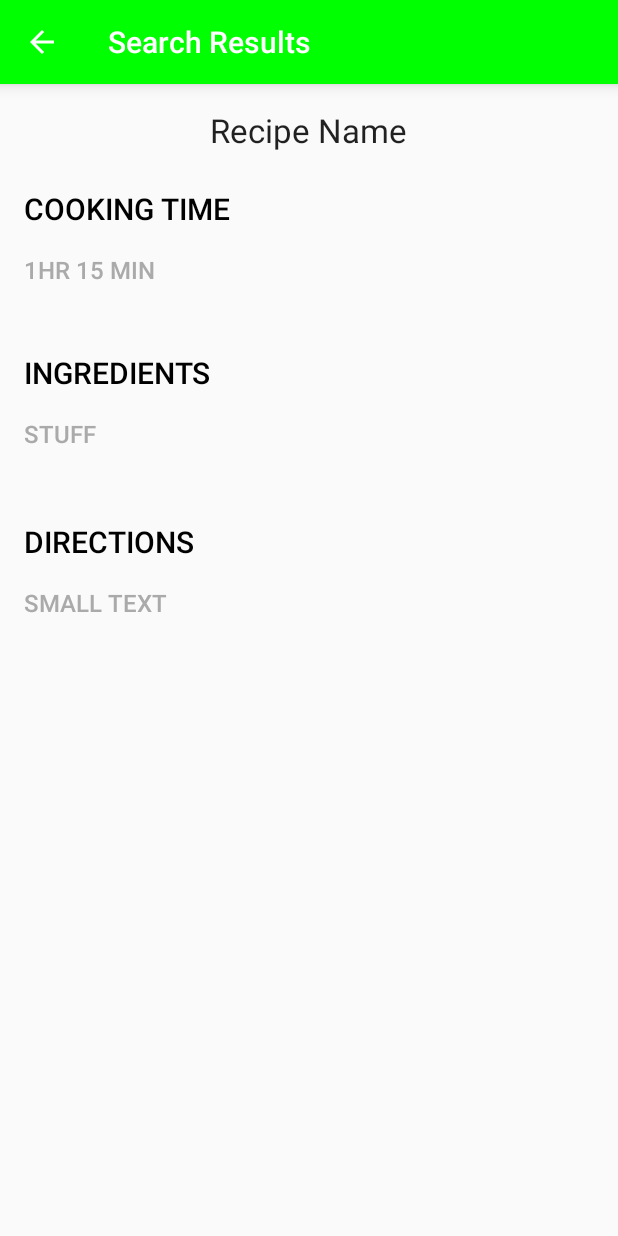
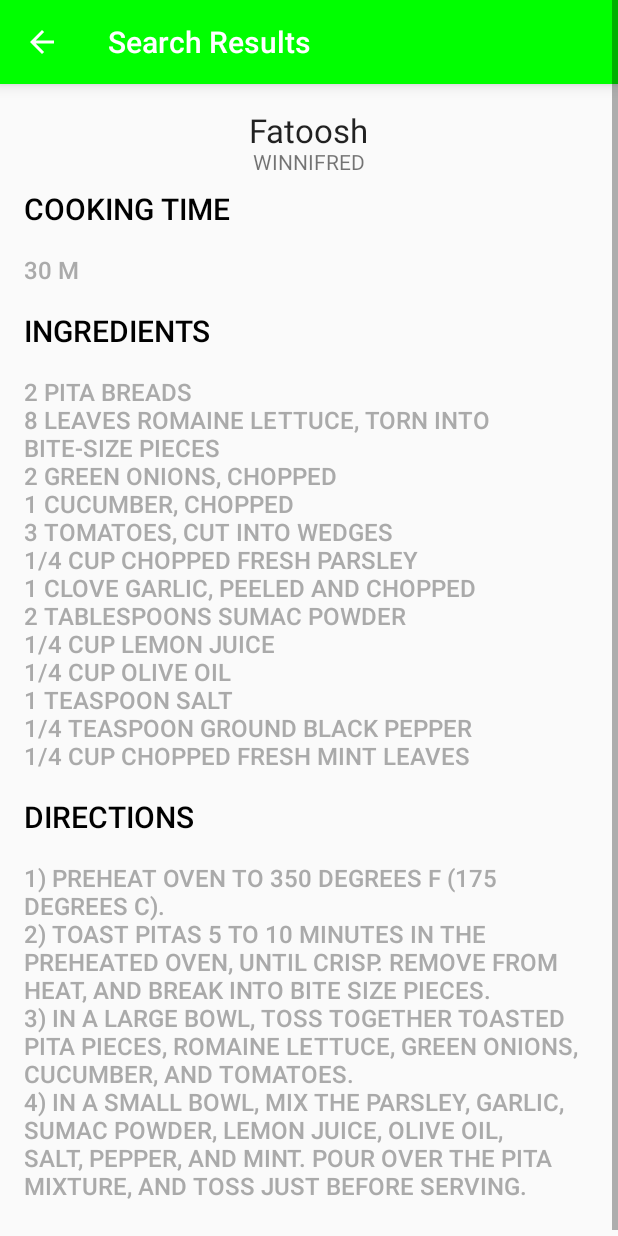
Before and after one commit to joycetsui/SousChef, an Android app: the SearchResults screen opened directly, with no data from a screen before it, after a tap on an icon or button, on a phone screen of 412 x 824 dp. Run offline under Robolectric (Android 15) with nearby library versions, the phone set to English and light mode, and no system bars.

Commit message:
Created recipe object and recipe display

```diff
--- a/app/build.gradle
+++ b/app/build.gradle
@@ -25,4 +25,5 @@ dependencies {
     compile 'com.android.support:appcompat-v7:23.2.1'
     compile 'com.android.support:design:23.2.1'
     compile 'com.google.android.gms:play-services-appindexing:8.1.0'
+    compile 'com.google.code.gson:gson:2.2.4'
 }
--- a/app/src/main/java/com/workingtitle/makeit/DisplayRecipe.java
+++ b/app/src/main/java/com/workingtitle/makeit/DisplayRecipe.java
@@ -5,6 +5,9 @@ import android.support.v7.app.AppCompatActivity;
 import android.support.v7.widget.Toolbar;
 import android.view.View;
 import android.widget.TextView;
+
+import java.lang.reflect.Array;
+import java.util.ArrayList;
 
 /**
  * Created by Joyce on 6/17/2016.
@@ -37,6 +40,29 @@ public class DisplayRecipe extends AppCompatActivity{
                 onBackPressed();
             }
         });
+
+        //Create Recipe
+        /************************************************Hard Coded******************************************************/
+        Recipe recipe = new Recipe();
+        recipe.setTitle("Fatoosh");
+        recipe.setCookTime("30 m");
+        recipe.setAuthor("WINNIFRED");
+        recipe.setIngredients("2 pita breads\n8 leaves romaine lettuce, torn into bite-size pieces\n" +
+                "2 green onions, chopped\n1 cucumber, chopped\n3 tomatoes, cut into wedges\n1/4 cup chopped fresh " +
+                "parsley\n1 clove garlic, peeled and chopped\n2 tablespoons sumac powder\n1/4 cup lemon juice\n1/4 cup " +
+                "olive oil\n1 teaspoon salt\n1/4 teaspoon ground black pepper\n1/4 cup chopped fresh mint leaves");
+        recipe.setDirections("1) Preheat oven to 350 degrees F (175 degrees C).\n2) Toast pitas 5 to 10 minutes in " +
+                "the preheated oven, until crisp. Remove from heat, and break into bite size pieces.\n3) In a large bowl, " +
+                "toss together toasted pita pieces, romaine lettuce, green onions, cucumber, and tomatoes.\n4) In a small bowl, " +
+                "mix the parsley, garlic, sumac powder, lemon juice, olive oil, salt, pepper, and mint. Pour over the pita mixture, " +
+                "and toss just before serving.\n");
+        /****************************************************************************************************************************/
+
+        setRecipeElements(recipe.title, R.id.recipeName);
+        setRecipeElements(recipe.cookTime, R.id.cookingTime);
+        setRecipeElements(recipe.ingredients, R.id.ingredientsList);
+        setRecipeElements(recipe.directions, R.id.directions);
+        setRecipeElements(recipe.author, R.id.authorName);
     }
 
 
--- /dev/null
+++ b/app/src/main/java/com/workingtitle/makeit/Recipe.java
@@ -0,0 +1,115 @@
+package com.workingtitle.makeit;
+
+import com.google.gson.annotations.SerializedName;
+
+import java.io.Serializable;
+
+/**
+ * Created by Joyce on 6/17/2016.
+ */
+public class Recipe implements Serializable {
+    String id;
+    @SerializedName("recipe_id")
+    String recipeId;
+    String title;
+    String author;
+    float rating;
+    @SerializedName("rating_scale")
+    String ratingScale;
+    @SerializedName("review_count")
+    String reviewCount;
+    @SerializedName("cook_time")
+    String cookTime;
+    @SerializedName("serving_size")
+    String servingSize;
+    String directions;
+    String ingredients;
+
+    public String getId() {
+        return id;
+    }
+
+    public String getRecipeId() {
+        return recipeId;
+    }
+
+    public String getTitle() {
+        return title;
+    }
+
+    public String getAuthor() {
+        return author;
+    }
+
+    public float getRating() {
+        return rating;
+    }
+
+    public String getRatingScale() {
+        return ratingScale;
+    }
+
+    public String getReviewCount() {
+        return reviewCount;
+    }
+
+    public String getCookTime() {
+        return cookTime;
+    }
+
+    public String getServingSize() {
+        return servingSize;
+    }
+
+    public String getDirections() {
+        return directions;
+    }
+
+    public String getIngredients() {
+        return ingredients;
+    }
+
+    public void setId(String id) {
+        this.id = id;
+    }
+
+    public void setRecipeId(String recipeId) {
+        this.recipeId = recipeId;
+    }
+
+    public void setTitle(String title) {
+        this.title = title;
+    }
+
+    public void setAuthor(String author) {
+        this.author = author;
+    }
+
+    public void setRating(float rating) {
+        this.rating = rating;
+    }
+
+    public void setRatingScale(String ratingScale) {
+        this.ratingScale = ratingScale;
+    }
+
+    public void setReviewCount(String reviewCount) {
+        this.reviewCount = reviewCount;
+    }
+
+    public void setCookTime(String cookTime) {
+        this.cookTime = cookTime;
+    }
+
+    public void setServingSize(String servingSize) {
+        this.servingSize = servingSize;
+    }
+
+    public void setDirections(String directions) {
+        this.directions = directions;
+    }
+
+    public void setIngredients(String ingredients) {
+        this.ingredients = ingredients;
+    }
+}
--- a/app/src/main/java/com/workingtitle/makeit/RecipeListAdapter.java
+++ b/app/src/main/java/com/workingtitle/makeit/RecipeListAdapter.java
@@ -12,15 +12,18 @@ import android.widget.RatingBar;
 import android.widget.TextView;
 import android.widget.Toast;
 
+import java.lang.reflect.Array;
+import java.util.ArrayList;
+
 /**
  * Created by Maricarla on 2016-06-20.
  */
 public class RecipeListAdapter extends ArrayAdapter<String> {
     private final Context context;
-    private final TempRecipe[] recipes;
-    private final String[] values;
+    private final ArrayList<Recipe> recipes;
+    private final ArrayList<String> values;
 
-    public RecipeListAdapter(Context context, TempRecipe[] recipes, String[] values) {
+    public RecipeListAdapter(Context context, ArrayList <Recipe> recipes, ArrayList<String> values) {
         super(context, -1, values);
         this.context = context;
         this.recipes = recipes;
@@ -50,8 +53,8 @@ public class RecipeListAdapter extends ArrayAdapter<String> {
 //
 //        });
 
-        titleTextView.setText(recipes[position].title);
-        ratingbar.setRating(recipes[position].rating);
+        titleTextView.setText(recipes.get(position).title);
+        ratingbar.setRating(recipes.get(position).rating);
 
         Bitmap image;
 
--- a/app/src/main/java/com/workingtitle/makeit/SearchResults.java
+++ b/app/src/main/java/com/workingtitle/makeit/SearchResults.java
@@ -51,7 +51,7 @@ public class SearchResults extends AppCompatActivity {
 
         final ListView listView = (ListView) findViewById(R.id.list);
 
-        TempRecipe recipe = new TempRecipe(1, "title", "author", 1.0f, 5, 200, 30, 2, "Directions", "Ingredients");
+        /*TempRecipe recipe = new TempRecipe(1, "title", "author", 1.0f, 5, 200, 30, 2, "Directions", "Ingredients");
 
         TempRecipe[] recipeList = new TempRecipe[]{
                 recipe, recipe, recipe, recipe, recipe, recipe, recipe, recipe, recipe
@@ -64,7 +64,25 @@ public class SearchResults extends AppCompatActivity {
 
         String[] values = new String[]{
                 recipe.title, recipe.title, recipe.title, recipe.title, recipe.title, recipe.title, recipe.title, recipe.title, recipe.title
-        };
+        };*/
+
+        /******************************** Hard Coded Recipe ************************************/
+        ArrayList<Recipe> recipeList= new ArrayList<Recipe>();
+
+        for (int i = 0; i < 10; i++){
+            Recipe recipe = new Recipe();
+            recipe.setAuthor("Author");
+            recipe.setTitle("Recipe " + i);
+            recipe.setRating(1);
+            recipeList.add(recipe);
+        }
+        /**************************************************************************************/
+
+        //Get values
+        ArrayList<String> values = new ArrayList<String>();
+        for (int i = 0; i < recipeList.size(); i++){
+            values.add(recipeList.get(i).title);
+        }
 
         /** Defining the ArrayAdapter to set items to ListView */
         adapter = new RecipeListAdapter(this, recipeList, values);
--- a/app/src/main/java/com/workingtitle/makeit/TempRecipe.java
+++ b/app/src/main/java/com/workingtitle/makeit/TempRecipe.java
@@ -1,8 +1,7 @@
-package com.workingtitle.makeit;
+/*package com.workingtitle.makeit;
 
 /**
  * Created by Maricarla on 2016-06-20.
- */
 public class TempRecipe {
     int id;
     String title;
@@ -28,3 +27,4 @@ public class TempRecipe {
         this.ingredients = ingredients;
     }
 }
+*/
--- a/app/src/main/res/layout/activity_display_recipe.xml
+++ b/app/src/main/res/layout/activity_display_recipe.xml
@@ -1,4 +1,9 @@
 <?xml version="1.0" encoding="utf-8"?>
+
+<ScrollView xmlns:android="http://schemas.android.com/apk/res/android"
+    android:layout_width="fill_parent"
+    android:layout_height="fill_parent">
+
 <RelativeLayout
     xmlns:android="http://schemas.android.com/apk/res/android"
     xmlns:app="http://schemas.android.com/apk/res-auto"
@@ -38,10 +43,10 @@
         android:textAppearance="?android:attr/textAppearanceLarge"
         android:text="Cooking Time"
         android:id="@+id/cookTimeLabel"
+        style="@style/RegularTextStyle"
         android:layout_below="@+id/recipeName"
-        android:layout_alignLeft="@+id/cookingTime"
-        android:layout_alignStart="@+id/cookingTime"
-        style="@style/RegularTextStyle"/>
+        android:layout_alignParentLeft="true"
+        android:layout_alignParentStart="true" />
 
     <TextView
         android:layout_width="wrap_content"
@@ -49,8 +54,10 @@
         android:textAppearance="?android:attr/textAppearanceMedium"
         android:text="1hr 15 min"
         android:id="@+id/cookingTime"
+        style="@style/SubtitleTextStyle"
         android:layout_below="@+id/cookTimeLabel"
-        style="@style/SubtitleTextStyle"/>
+        android:layout_alignParentLeft="true"
+        android:layout_alignParentStart="true" />
 
     <TextView
         android:layout_width="wrap_content"
@@ -58,23 +65,21 @@
         android:textAppearance="?android:attr/textAppearanceLarge"
         android:text="Ingredients"
         android:id="@+id/ingredientsLabel"
+        style="@style/RegularTextStyle"
         android:layout_below="@+id/cookingTime"
-        android:layout_alignLeft="@+id/cookingTime"
-        android:layout_alignStart="@+id/cookingTime"
-        android:layout_marginTop="28dp"
-        style="@style/RegularTextStyle"/>
+        android:layout_alignParentLeft="true" />
 
     <TextView
         android:layout_width="wrap_content"
         android:layout_height="wrap_content"
         android:text="stuff "
-        android:id="@+id/textView"
+        android:id="@+id/ingredientsList"
         android:layout_below="@+id/ingredientsLabel"
         android:layout_alignLeft="@+id/ingredientsLabel"
         android:layout_alignStart="@+id/ingredientsLabel"
-        android:layout_toLeftOf="@+id/recipeName"
-        android:layout_toStartOf="@+id/recipeName"
-        style="@style/SubtitleTextStyle"/>
+        style="@style/SubtitleTextStyle"
+        android:layout_alignParentRight="true"
+        android:layout_alignParentEnd="true" />
 
     <TextView
         android:layout_width="wrap_content"
@@ -82,11 +87,10 @@
         android:textAppearance="?android:attr/textAppearanceLarge"
         android:text="Directions"
         android:id="@+id/directionsLabel"
-        android:layout_marginTop="31dp"
-        android:layout_below="@+id/textView"
-        android:layout_alignLeft="@+id/textView"
-        android:layout_alignStart="@+id/textView"
-        style="@style/RegularTextStyle"/>
+        style="@style/RegularTextStyle"
+        android:layout_below="@+id/ingredientsList"
+        android:layout_alignParentLeft="true"
+        android:layout_alignParentStart="true" />
 
     <TextView
         android:layout_width="wrap_content"
@@ -94,9 +98,21 @@
         android:textAppearance="?android:attr/textAppearanceSmall"
         android:text="Small Text"
         android:id="@+id/directions"
+        style="@style/SubtitleTextStyle"
         android:layout_below="@+id/directionsLabel"
-        android:layout_alignLeft="@+id/directionsLabel"
-        android:layout_alignStart="@+id/directionsLabel"
-        style="@style/SubtitleTextStyle"/>
+        android:layout_alignParentLeft="true"
+        android:layout_alignParentStart="true"
+        android:layout_alignParentRight="true"
+        android:layout_alignParentEnd="true" />
+
+    <TextView
+        android:layout_width="wrap_content"
+        android:layout_height="wrap_content"
+        android:textAppearance="?android:attr/textAppearanceSmall"
+        android:text="author"
+        android:id="@+id/authorName"
+        android:layout_alignBottom="@+id/recipeName"
+        android:layout_centerHorizontal="true" />
 
 </RelativeLayout>
+</ScrollView>
--- a/app/src/main/res/layout/home_page_tab.xml
+++ b/app/src/main/res/layout/home_page_tab.xml
@@ -5,7 +5,7 @@
     android:orientation="vertical">
 
         <TextView
-            android:id="@+id/textView"
+            android:id="@+id/ingredientsList"
             android:layout_width="wrap_content"
             android:layout_height="wrap_content"
             android:layout_centerInParent="true"
--- a/app/src/main/res/layout/page_3_tab.xml
+++ b/app/src/main/res/layout/page_3_tab.xml
@@ -5,7 +5,7 @@
     android:orientation="vertical">
 
     <TextView
-        android:id="@+id/textView"
+        android:id="@+id/ingredientsList"
         android:layout_width="wrap_content"
         android:layout_height="wrap_content"
         android:layout_centerInParent="true"
```
Also changed, not shown: app/src/main/java/com/workingtitle/makeit/SavedRecipesFragment.java (+18 -8 lines).
